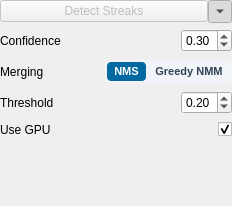
This is src/startrails/ui/step_detect_streaks.ui in gkyle/startrails as Qt 5 draws it before an edit. The edited form follows.
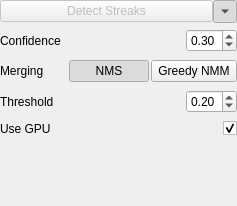
This is the edited form. Custom widgets are drawn as their Qt base class.

The edit to the form file:
```diff
--- a/src/startrails/ui/step_detect_streaks.ui
+++ b/src/startrails/ui/step_detect_streaks.ui
@@ -150,11 +150,6 @@
         </item>
         <item row="1" column="1" alignment="Qt::AlignmentFlag::AlignRight">
          <widget class="QFrame" name="detectMergeContainer">
-          <property name="styleSheet">
-           <string notr="true">background-color: #f1f5f9;
-border-radius: 6px;
-padding: 2px;</string>
-          </property>
           <layout class="QHBoxLayout" name="detectMergeLayout">
            <property name="spacing">
             <number>2</number>
@@ -176,31 +171,6 @@
              <property name="cursor">
               <cursorShape>PointingHandCursor</cursorShape>
              </property>
-             <property name="styleSheet">
-              <string notr="true">QPushButton {
-    padding: 3px 4px;
-    border-radius: 4px;
-    border: none;
-    font-size: 11px;
-    font-weight: 500;
-    color: #334155;
-}
-QPushButton:checked {
-    background-color: #0369a1;
-    color: #ffffff;
-    font-weight: bold;
-}
-QPushButton:hover:!checked {
-    background-color: #e2e8f0;
-    color: #0f172a;
-}
-QPushButton:focus:enabled {
-    border: 1px solid #0f172a;
-}
-QPushButton:checked:focus:enabled {
-    border: 1px solid #ffffff;
-}</string>
-             </property>
              <property name="text">
               <string> NMS </string>
              </property>
@@ -220,31 +190,6 @@
              <property name="cursor">
               <cursorShape>PointingHandCursor</cursorShape>
              </property>
-             <property name="styleSheet">
-              <string notr="true">QPushButton {
-    padding: 3px 4px;
-    border-radius: 4px;
-    border: none;
-    font-size: 11px;
-    font-weight: 500;
-    color: #334155;
-}
-QPushButton:checked {
-    background-color: #0369a1;
-    color: #ffffff;
-    font-weight: bold;
-}
-QPushButton:hover:!checked {
-    background-color: #e2e8f0;
-    color: #0f172a;
-}
-QPushButton:focus:enabled {
-    border: 1px solid #0f172a;
-}
-QPushButton:checked:focus:enabled {
-    border: 1px solid #ffffff;
-}</string>
-             </property>
              <property name="text">
               <string> Greedy NMM </string>
              </property>
```
